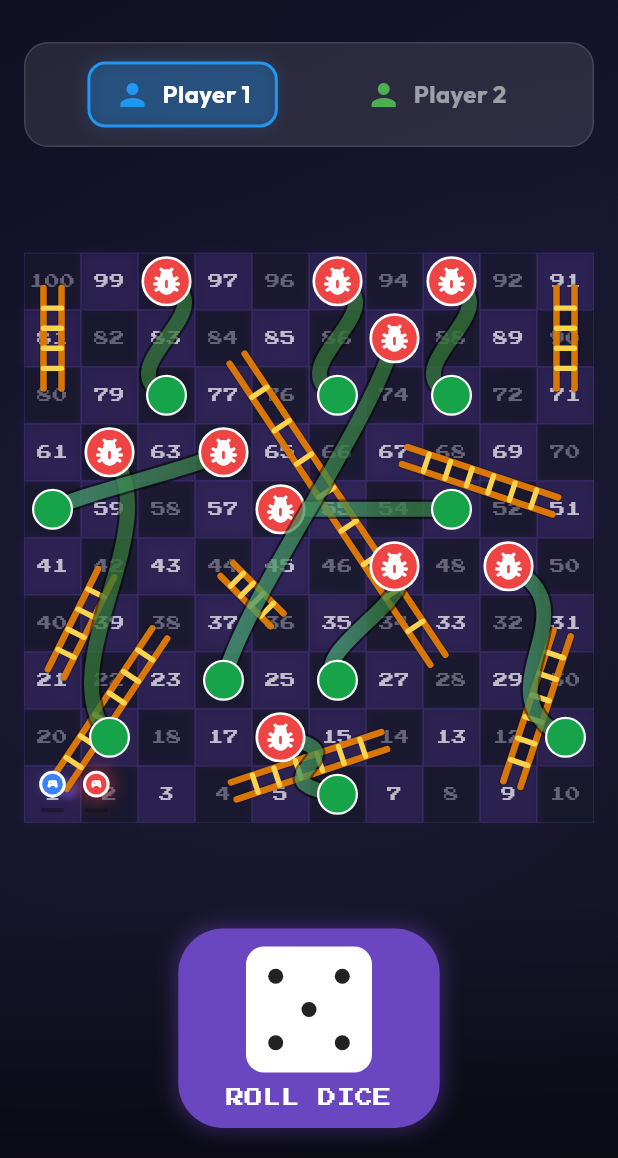
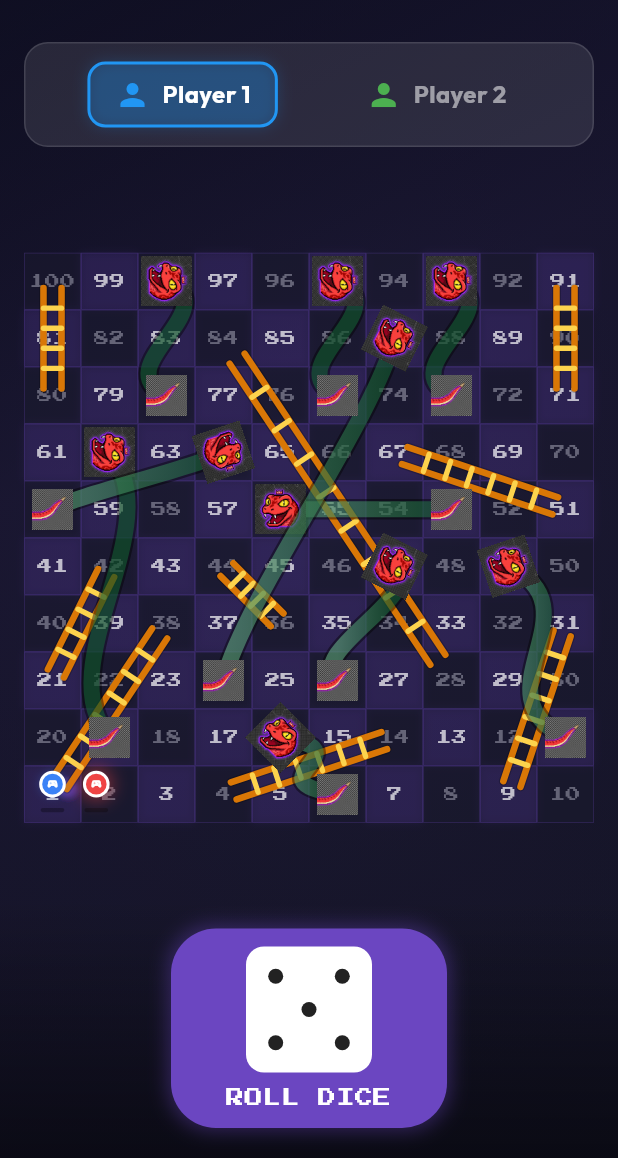
Before and after one commit to 0Ankit0/SnakeXtreme, a Flutter app: the GameScreen screen opened directly, after a tap on "ROLL DICE", on a phone screen of 412 x 824 dp, the part 78-1236 px from its top. Run offline on Flutter 3.47's test engine with Material 3 defaults, Android fonts, the phone set to English and light mode, and no system bars; our stand-ins replace audioplayers, flutter_animate, google_fonts, shared_preferences; accounts and stored records are empty.

Commit message:
Use snake image assets and stabilize dice control layout

```diff
--- a/lib/screens/game_screen.dart
+++ b/lib/screens/game_screen.dart
@@ -197,8 +197,7 @@ class _GameScreenState extends State<GameScreen> {
                         child: Center(
                           child: GestureDetector(
                             onTap: _controller.isRolling ? null : () => _controller.rollDice(),
-                            child: AnimatedContainer(
-                              duration: const Duration(milliseconds: 200),
+                            child: Container(
                               padding: const EdgeInsets.symmetric(horizontal: 32, vertical: 12),
                               decoration: BoxDecoration(
                                 color: _controller.isRolling ? Colors.grey : AppColors.primary,
@@ -214,21 +213,28 @@ class _GameScreenState extends State<GameScreen> {
                               child: Column(
                                 mainAxisSize: MainAxisSize.min,
                                 children: [
-                                  if (_controller.isRolling)
-                                    const _RollingDiceIcon()
-                                  else
-                                    _DiceFace(
+                                  SizedBox(
+                                    width: 84,
+                                    height: 84,
+                                    child: Center(
+                                      child: _controller.isRolling
+                                          ? const _RollingDiceIcon()
+                                          : _DiceFace(
                                               key: ValueKey(_controller.diceValue),
                                               number: _controller.diceValue,
                                             ),
-
+                                    ),
+                                  ),
                                   const SizedBox(height: 8),
-
-                                  Text(
+                                  SizedBox(
+                                    width: 120,
+                                    child: Text(
                                       _controller.isRolling ? 'ROLLING...' : 'ROLL DICE',
                                       style: GoogleFonts.pressStart2p(
                                         fontSize: 12,
                                         color: Colors.white,
+                                      ),
+                                      textAlign: TextAlign.center,
                                     ),
                                   ),
                                 ],
@@ -310,7 +316,7 @@ class _RollingDiceIconState extends State<_RollingDiceIcon>
       turns: _controller,
       child: const Icon(
         Icons.casino_rounded,
-        size: 72,
+        size: 68,
         color: Colors.white,
       ),
     );
--- a/lib/widgets/board_overlays.dart
+++ b/lib/widgets/board_overlays.dart
@@ -64,6 +64,7 @@ class BoardOverlayLayer extends StatelessWidget {
   Widget _buildSnake(int start, int end) {
     final startCenter = BoardGeometry.tileCenter(start, tileSize);
     final endCenter = BoardGeometry.tileCenter(end, tileSize);
+    final headAngle = math.atan2(endCenter.dy - startCenter.dy, endCenter.dx - startCenter.dx);
     return Stack(
       children: [
         Positioned.fill(
@@ -78,29 +79,27 @@ class BoardOverlayLayer extends StatelessWidget {
         Positioned(
           left: startCenter.dx - (_snakeHeadSize() / 2),
           top: startCenter.dy - (_snakeHeadSize() / 2),
-          child: SizedBox(
-            width: _snakeHeadSize(),
-            height: _snakeHeadSize(),
-            child: DecoratedBox(
-              decoration: BoxDecoration(
-                shape: BoxShape.circle,
-                color: const Color(0xFFEF4444),
-                border: Border.all(color: Colors.white, width: 1.8),
+          child: Transform.rotate(
+            angle: headAngle,
+            child: SizedBox(
+              width: _snakeHeadSize(),
+              height: _snakeHeadSize(),
+              child: Image.asset(
+                'assets/images/snake/snake_head.png',
+                fit: BoxFit.contain,
               ),
-              child: const Icon(Icons.pest_control_rounded, color: Colors.white),
             ),
           ),
         ),
         Positioned(
           left: endCenter.dx - (_snakeTailSize() / 2),
           top: endCenter.dy - (_snakeTailSize() / 2),
-          child: Container(
+          child: SizedBox(
             width: _snakeTailSize(),
             height: _snakeTailSize(),
-            decoration: BoxDecoration(
-              color: const Color(0xFF16A34A),
-              borderRadius: BorderRadius.circular(999),
-              border: Border.all(color: Colors.white, width: 1.5),
+            child: Image.asset(
+              'assets/images/snake/snake_tail.png',
+              fit: BoxFit.contain,
             ),
           ),
         ),
@@ -203,15 +202,15 @@ class SnakeBodyPainter extends CustomPainter {
     canvas.drawPath(
       path,
       paint
-        ..strokeWidth = (tileSize * 0.34).clamp(10.0, 20.0)
-        ..color = Colors.black.withValues(alpha: 0.5)
+        ..strokeWidth = (tileSize * 0.36).clamp(11.0, 22.0)
+        ..color = Colors.black.withValues(alpha: 0.42)
         ..shader = null,
     );
     canvas.drawPath(
       path,
       paint
-        ..strokeWidth = (tileSize * 0.26).clamp(7.0, 16.0)
-        ..shader = const LinearGradient(colors: [Colors.greenAccent, Colors.green])
+        ..strokeWidth = (tileSize * 0.28).clamp(8.0, 18.0)
+        ..shader = const LinearGradient(colors: [Color(0xFF86EFAC), Color(0xFF15803D)])
             .createShader(Rect.fromPoints(start, end)),
     );
   }
```
Lines whose indentation alone changed are shown as unchanged.
